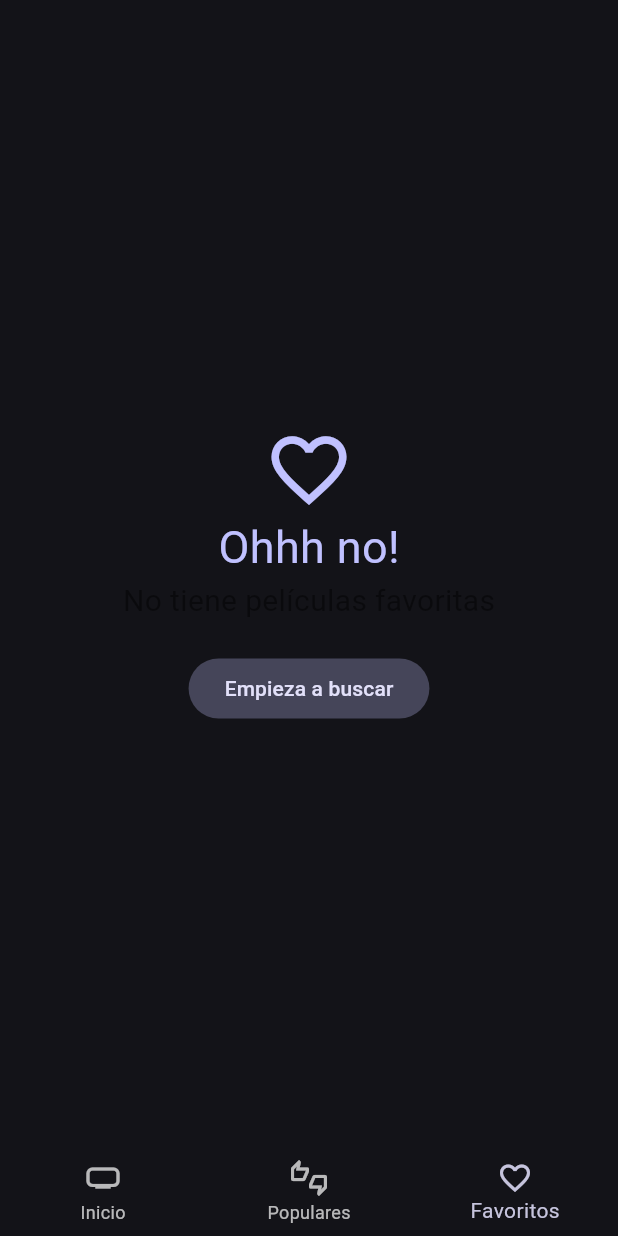
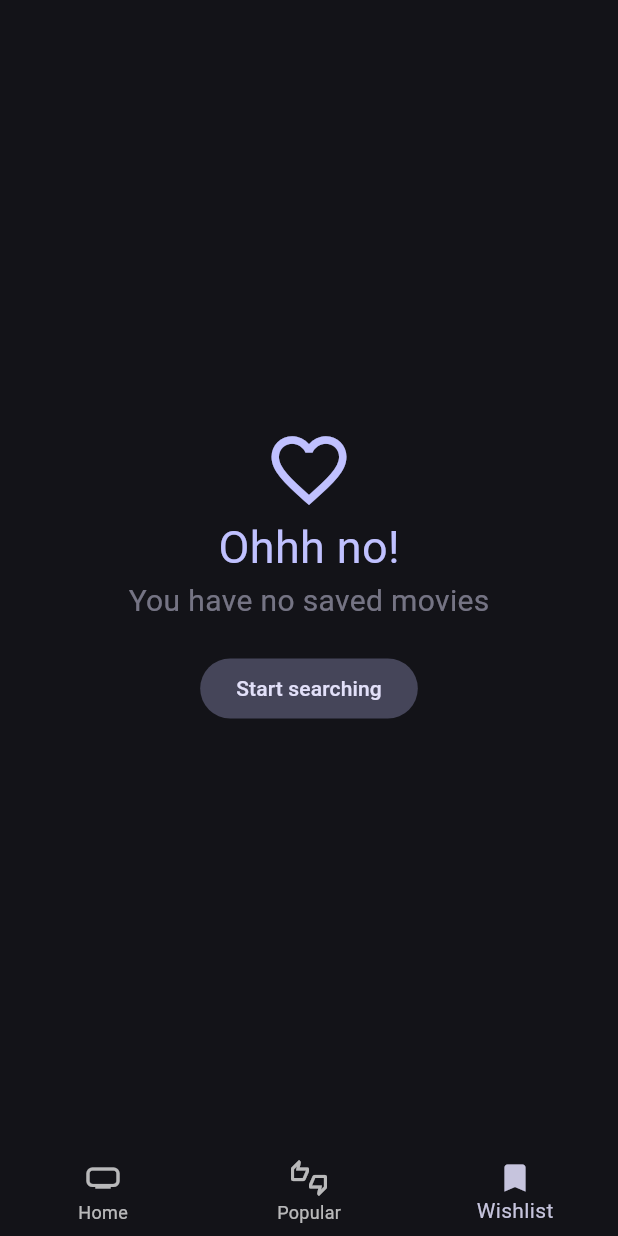
Before and after one commit to g1alexander/cinema_world, a Flutter app: the screen it shows after launch, item 3 of the bottom bar chosen, on a phone screen of 412 x 824 dp. Run offline on Flutter 3.47's test engine with Material 3 defaults, Android fonts, the phone set to English and light mode, and no system bars; our stand-ins replace animate_do, card_swiper, dio, equatable, flutter_bloc, flutter_dotenv and 5 more; accounts and stored records are empty; generated files the repository leaves out were written again; network calls fail.

Commit message:
feat: text english and change favorites to wishlist

```diff
--- a/lib/features/movies/presentation/views/movies/favorites_view.dart
+++ b/lib/features/movies/presentation/views/movies/favorites_view.dart
@@ -44,16 +44,19 @@ class _FavoritesViewState extends State<FavoritesView> {
               'Ohhh no!',
               style: TextStyle(fontSize: 30, color: colors.primary),
             ),
-            const Text(
-              "No tiene películas favoritas",
-              style: TextStyle(fontSize: 20, color: Colors.black45),
+            Text(
+              "You have no saved movies",
+              style: TextStyle(
+                  fontSize: 20,
+                  color: Color.fromARGB(140, colors.secondary.red,
+                      colors.secondary.green, colors.secondary.blue)),
             ),
             const SizedBox(
               height: 20,
             ),
             FilledButton.tonal(
                 onPressed: () => context.go('/'),
-                child: const Text("Empieza a buscar"))
+                child: const Text("Start searching"))
           ],
         ),
       );
--- a/lib/features/movies/presentation/widgets/custom_sliver_appbar_by_movie.dart
+++ b/lib/features/movies/presentation/widgets/custom_sliver_appbar_by_movie.dart
@@ -42,10 +42,10 @@ class CustomSliverAppbarByMovieState extends State<CustomSliverAppbarByMovie> {
           },
           icon: isFavorite
               ? const Icon(
-                  Icons.favorite_rounded,
+                  Icons.bookmark,
                   color: Colors.red,
                 )
-              : const Icon(Icons.favorite_border),
+              : const Icon(Icons.bookmark_border),
         ),
       ],
       flexibleSpace: FlexibleSpaceBar(
--- a/lib/features/movies/presentation/widgets/movie_recommendations.dart
+++ b/lib/features/movies/presentation/widgets/movie_recommendations.dart
@@ -34,7 +34,7 @@ class _MovieRecommendationsState extends State<MovieRecommendations> {
       child: Column(
         crossAxisAlignment: CrossAxisAlignment.start,
         children: [
-          Text("Recomendaciones", style: textTheme.titleLarge),
+          Text("Recommendations", style: textTheme.titleLarge),
           const SizedBox(
             height: 5,
           ),
--- a/lib/features/movies/presentation/widgets/movie_video_trailer.dart
+++ b/lib/features/movies/presentation/widgets/movie_video_trailer.dart
@@ -65,8 +65,7 @@ class _MovieVideoTrailerState extends State<MovieVideoTrailer> {
       child: Column(
         crossAxisAlignment: CrossAxisAlignment.start,
         children: [
-          if (key.isNotEmpty) Text("Videos", style: textTheme.titleLarge),
-          if (key.isNotEmpty) const Text("Trailer [Doblado]"),
+          if (key.isNotEmpty) Text("Trailer", style: textTheme.titleLarge),
           if (key.isNotEmpty)
             const SizedBox(
               height: 5,
--- a/lib/features/shared/presentation/delegates/search_movie_delegate.dart
+++ b/lib/features/shared/presentation/delegates/search_movie_delegate.dart
@@ -65,7 +65,7 @@ class SearchMovieDelegate extends SearchDelegate<Movie?> {
   }
 
   @override
-  String get searchFieldLabel => 'Buscar película';
+  String get searchFieldLabel => 'Search movie';
 
   @override
   List<Widget>? buildActions(BuildContext context) {
--- a/lib/features/shared/presentation/widgets/custom_bottom_navigation.dart
+++ b/lib/features/shared/presentation/widgets/custom_bottom_navigation.dart
@@ -12,11 +12,11 @@ class CustomBottomNavigation extends StatelessWidget {
         onTap: (index) => currentChild.goBranch(index),
         currentIndex: currentChild.currentIndex,
         items: const [
-          BottomNavigationBarItem(icon: Icon(Icons.home_max), label: 'Inicio'),
+          BottomNavigationBarItem(icon: Icon(Icons.home_max), label: 'Home'),
           BottomNavigationBarItem(
-              icon: Icon(Icons.thumbs_up_down_outlined), label: 'Populares'),
+              icon: Icon(Icons.thumbs_up_down_outlined), label: 'Popular'),
           BottomNavigationBarItem(
-              icon: Icon(Icons.favorite_outline), label: 'Favoritos')
+              icon: Icon(Icons.bookmark), label: 'Wishlist'),
         ]);
   }
 }
--- a/lib/features/shared/presentation/widgets/full_screen_loader.dart
+++ b/lib/features/shared/presentation/widgets/full_screen_loader.dart
@@ -5,12 +5,11 @@ class FullScreenLoader extends StatelessWidget {
 
   Stream<String> getLoadingMessages() {
     final messages = <String>[
-      "Cargando películas",
-      "Comprando palomitas de maíz",
-      "Cargando populares",
-      "Llamando a mi novia",
-      "Ya mero...",
-      "Esto esta tardando más de lo esperado :("
+      "Loading movies",
+      "Buying popcorn",
+      "Loading popular",
+      "Almost there…",
+      "This is taking longer than expected :("
     ];
     return Stream.periodic(const Duration(milliseconds: 1200), (step) {
       return messages[step];
@@ -23,7 +22,7 @@ class FullScreenLoader extends StatelessWidget {
       child: Column(
         mainAxisAlignment: MainAxisAlignment.center,
         children: [
-          const Text("Espere por favor"),
+          const Text("Please wait."),
           const SizedBox(
             height: 10,
           ),
@@ -37,7 +36,7 @@ class FullScreenLoader extends StatelessWidget {
             stream: getLoadingMessages(),
             builder: (context, snapshot) {
               if (!snapshot.hasData) {
-                return const Text("Cargando");
+                return const Text("Loading");
               }
 
               return Text(snapshot.data!);
```
Also changed, not shown: lib/features/movies/presentation/screens/movie_screen.dart (+15 -7 lines), lib/features/movies/presentation/views/movies/home_view.dart (+5 -5 lines), lib/features/movies/presentation/views/movies/populars_view.dart (+3 -20 lines), assets/illustration.svg (added).
